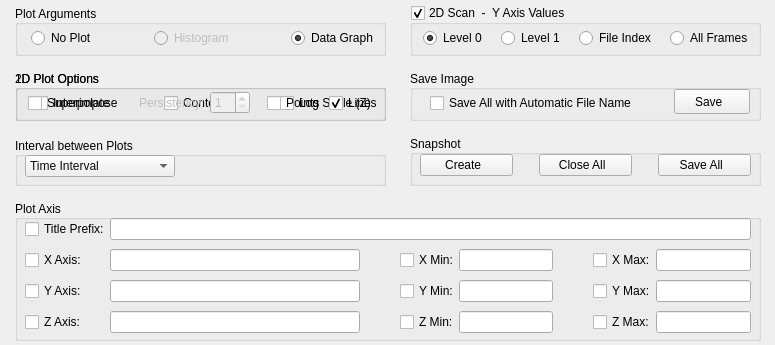
Before: the Qt Designer form slsDetectorGui/forms/form_tab_plot.ui in slsdetectorgroup/slsDetectorPackage, drawn with Qt 5.
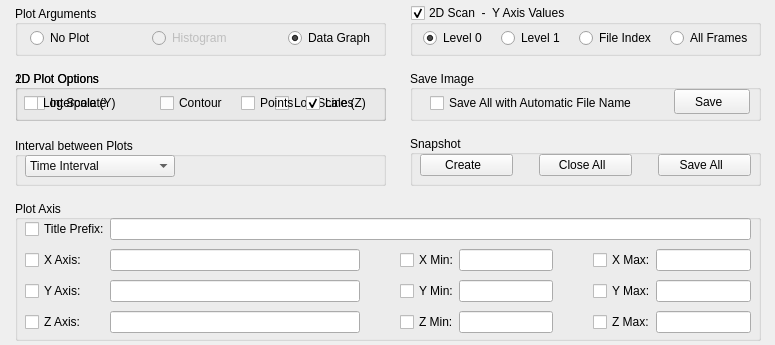
After: the same form once the commit is applied. The open tabs and pages were chosen to show the change. Icons and pictures are not drawn.

Commit message: enhancement: logy with arrow buttons

```diff
--- a/slsDetectorGui/forms/form_tab_plot.ui
+++ b/slsDetectorGui/forms/form_tab_plot.ui
@@ -92,9 +92,9 @@
    <widget class="QWidget" name="gridLayoutWidget_5">
     <property name="geometry">
      <rect>
-      <x>10</x>
+      <x>8</x>
       <y>20</y>
-      <width>361</width>
+      <width>358</width>
       <height>26</height>
      </rect>
     </property>
@@ -191,19 +191,29 @@
    <property name="flat">
     <bool>false</bool>
    </property>
-   <widget class="QWidget" name="gridLayoutWidget_3">
+   <widget class="QStackedWidget" name="stackedWidget">
     <property name="geometry">
      <rect>
-      <x>10</x>
-      <y>20</y>
-      <width>361</width>
-      <height>26</height>
+      <x>4</x>
+      <y>15</y>
+      <width>366</width>
+      <height>31</height>
      </rect>
     </property>
-    <layout class="QGridLayout" name="gridLayout_3">
-     <property name="horizontalSpacing">
+    <property name="currentIndex">
       <number>0</number>
      </property>
+    <widget class="QWidget" name="page">
+     <widget class="QWidget" name="gridLayoutWidget_2">
+      <property name="geometry">
+       <rect>
+        <x>5</x>
+        <y>4</y>
+        <width>107</width>
+        <height>26</height>
+       </rect>
+      </property>
+      <layout class="QGridLayout" name="gridLayout_2">
      <item row="0" column="0">
       <widget class="QCheckBox" name="chkSuperimpose">
        <property name="sizePolicy">
@@ -220,65 +230,14 @@
        </property>
       </widget>
      </item>
-     <item row="0" column="3">
-      <widget class="QCheckBox" name="chkPoints">
-       <property name="enabled">
-        <bool>true</bool>
-       </property>
-       <property name="sizePolicy">
-        <sizepolicy hsizetype="Fixed" vsizetype="Fixed">
-         <horstretch>0</horstretch>
-         <verstretch>0</verstretch>
-        </sizepolicy>
-       </property>
-       <property name="text">
-        <string>Points</string>
-       </property>
-      </widget>
-     </item>
-     <item row="0" column="2">
-      <spacer name="horizontalSpacer_5">
-       <property name="orientation">
-        <enum>Qt::Horizontal</enum>
-       </property>
-       <property name="sizeType">
-        <enum>QSizePolicy::Fixed</enum>
-       </property>
-       <property name="sizeHint" stdset="0">
-        <size>
-         <width>140</width>
-         <height>10</height>
-        </size>
-       </property>
-      </spacer>
-     </item>
-     <item row="0" column="4">
-      <widget class="QCheckBox" name="chkLines">
-       <property name="enabled">
-        <bool>true</bool>
-       </property>
-       <property name="sizePolicy">
-        <sizepolicy hsizetype="Fixed" vsizetype="Fixed">
-         <horstretch>0</horstretch>
-         <verstretch>0</verstretch>
-        </sizepolicy>
-       </property>
-       <property name="text">
-        <string>Lines</string>
-       </property>
-       <property name="checked">
-        <bool>true</bool>
-       </property>
-      </widget>
-     </item>
     </layout>
    </widget>
    <widget class="QWidget" name="horizontalLayoutWidget_2">
     <property name="geometry">
      <rect>
-      <x>120</x>
-      <y>21</y>
-      <width>121</width>
+        <x>210</x>
+        <y>5</y>
+        <width>128</width>
       <height>23</height>
      </rect>
     </property>
@@ -335,6 +294,156 @@
      </item>
     </layout>
    </widget>
+     <widget class="QPushButton" name="btnRight">
+      <property name="geometry">
+       <rect>
+        <x>345</x>
+        <y>0</y>
+        <width>16</width>
+        <height>16</height>
+       </rect>
+      </property>
+      <property name="sizePolicy">
+       <sizepolicy hsizetype="Fixed" vsizetype="Fixed">
+        <horstretch>0</horstretch>
+        <verstretch>0</verstretch>
+       </sizepolicy>
+      </property>
+      <property name="focusPolicy">
+       <enum>Qt::NoFocus</enum>
+      </property>
+      <property name="text">
+       <string/>
+      </property>
+      <property name="icon">
+       <iconset resource="../include/icons.qrc">
+        <normaloff>:/icons/images/rightArrow.png</normaloff>:/icons/images/rightArrow.png</iconset>
+      </property>
+      <property name="iconSize">
+       <size>
+        <width>16</width>
+        <height>16</height>
+       </size>
+      </property>
+      <property name="flat">
+       <bool>true</bool>
+      </property>
+     </widget>
+    </widget>
+    <widget class="QWidget" name="page_2">
+     <widget class="QWidget" name="gridLayoutWidget_8">
+      <property name="geometry">
+       <rect>
+        <x>5</x>
+        <y>5</y>
+        <width>336</width>
+        <height>26</height>
+       </rect>
+      </property>
+      <layout class="QGridLayout" name="gridLayout_10">
+       <item row="0" column="0">
+        <widget class="QCheckBox" name="chk1DLog">
+         <property name="sizePolicy">
+          <sizepolicy hsizetype="Fixed" vsizetype="Fixed">
+           <horstretch>0</horstretch>
+           <verstretch>0</verstretch>
+          </sizepolicy>
+         </property>
+         <property name="text">
+          <string>Log Scale (Y)</string>
+         </property>
+        </widget>
+       </item>
+       <item row="0" column="1">
+        <spacer name="horizontalSpacer_20">
+         <property name="orientation">
+          <enum>Qt::Horizontal</enum>
+         </property>
+         <property name="sizeType">
+          <enum>QSizePolicy::Expanding</enum>
+         </property>
+         <property name="sizeHint" stdset="0">
+          <size>
+           <width>95</width>
+           <height>20</height>
+          </size>
+         </property>
+        </spacer>
+       </item>
+       <item row="0" column="2">
+        <widget class="QCheckBox" name="chkPoints">
+         <property name="enabled">
+          <bool>true</bool>
+         </property>
+         <property name="sizePolicy">
+          <sizepolicy hsizetype="Fixed" vsizetype="Fixed">
+           <horstretch>0</horstretch>
+           <verstretch>0</verstretch>
+          </sizepolicy>
+         </property>
+         <property name="text">
+          <string>Points</string>
+         </property>
+        </widget>
+       </item>
+       <item row="0" column="3">
+        <widget class="QCheckBox" name="chkLines">
+         <property name="enabled">
+          <bool>true</bool>
+         </property>
+         <property name="sizePolicy">
+          <sizepolicy hsizetype="Fixed" vsizetype="Fixed">
+           <horstretch>0</horstretch>
+           <verstretch>0</verstretch>
+          </sizepolicy>
+         </property>
+         <property name="text">
+          <string>Lines</string>
+         </property>
+         <property name="checked">
+          <bool>true</bool>
+         </property>
+        </widget>
+       </item>
+      </layout>
+     </widget>
+     <widget class="QPushButton" name="btnLeft">
+      <property name="geometry">
+       <rect>
+        <x>345</x>
+        <y>0</y>
+        <width>16</width>
+        <height>16</height>
+       </rect>
+      </property>
+      <property name="sizePolicy">
+       <sizepolicy hsizetype="Fixed" vsizetype="Fixed">
+        <horstretch>0</horstretch>
+        <verstretch>0</verstretch>
+       </sizepolicy>
+      </property>
+      <property name="focusPolicy">
+       <enum>Qt::NoFocus</enum>
+      </property>
+      <property name="text">
+       <string/>
+      </property>
+      <property name="icon">
+       <iconset resource="../include/icons.qrc">
+        <normaloff>:/icons/images/leftArrow.png</normaloff>:/icons/images/leftArrow.png</iconset>
+      </property>
+      <property name="iconSize">
+       <size>
+        <width>16</width>
+        <height>16</height>
+       </size>
+      </property>
+      <property name="flat">
+       <bool>true</bool>
+      </property>
+     </widget>
+    </widget>
+   </widget>
   </widget>
   <widget class="QGroupBox" name="boxSave">
    <property name="geometry">
@@ -1001,7 +1110,7 @@
      <rect>
       <x>10</x>
       <y>20</y>
-      <width>361</width>
+      <width>358</width>
       <height>26</height>
      </rect>
     </property>
```
Lines whose indentation alone changed are shown as unchanged. The commit also changes 6 other files.
